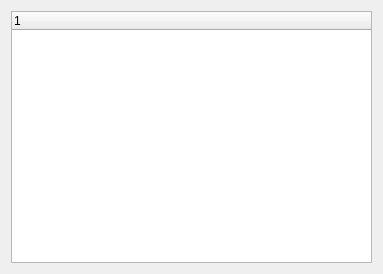
Old version of the form src/com/axiastudio/suite/protocollo/forms/titolario.ui in the repository tizianolattisi/suitegda.
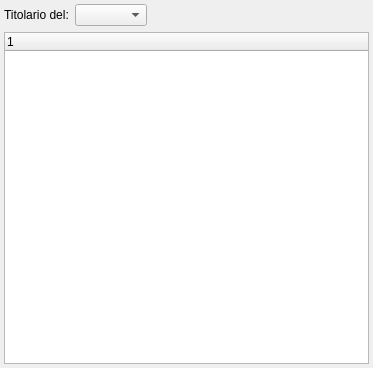
New version of the form.

```diff
--- a/src/com/axiastudio/suite/protocollo/forms/titolario.ui
+++ b/src/com/axiastudio/suite/protocollo/forms/titolario.ui
@@ -6,15 +6,41 @@
    <rect>
     <x>0</x>
     <y>0</y>
-    <width>383</width>
-    <height>274</height>
+    <width>373</width>
+    <height>368</height>
    </rect>
   </property>
   <property name="windowTitle">
    <string>Classificazione</string>
   </property>
-  <layout class="QVBoxLayout" name="verticalLayout">
-   <item>
+  <layout class="QGridLayout" name="gridLayout" rowstretch="0,1">
+   <property name="margin">
+    <number>4</number>
+   </property>
+   <item row="0" column="0">
+    <widget class="QLabel" name="label">
+     <property name="text">
+      <string>Titolario del:</string>
+     </property>
+    </widget>
+   </item>
+   <item row="0" column="1">
+    <widget class="QComboBox" name="comboBoxDescTitolario"/>
+   </item>
+   <item row="0" column="2">
+    <spacer name="horizontalSpacer">
+     <property name="orientation">
+      <enum>Qt::Horizontal</enum>
+     </property>
+     <property name="sizeHint" stdset="0">
+      <size>
+       <width>40</width>
+       <height>20</height>
+      </size>
+     </property>
+    </spacer>
+   </item>
+   <item row="1" column="0" colspan="3">
     <widget class="QTreeWidget" name="treeWidgetTitolario">
      <column>
       <property name="text">
```
